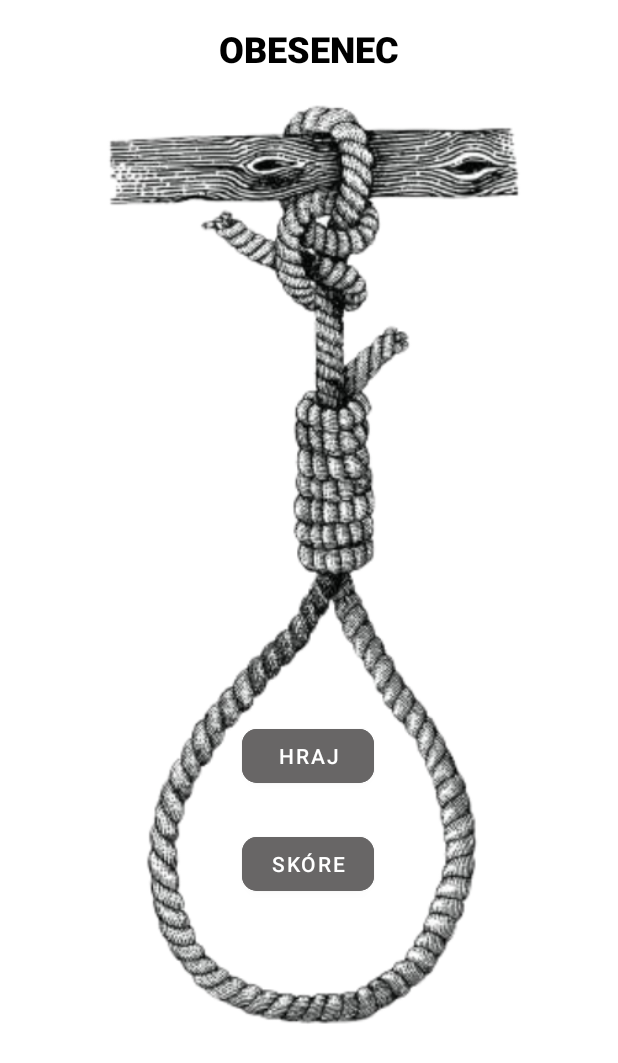
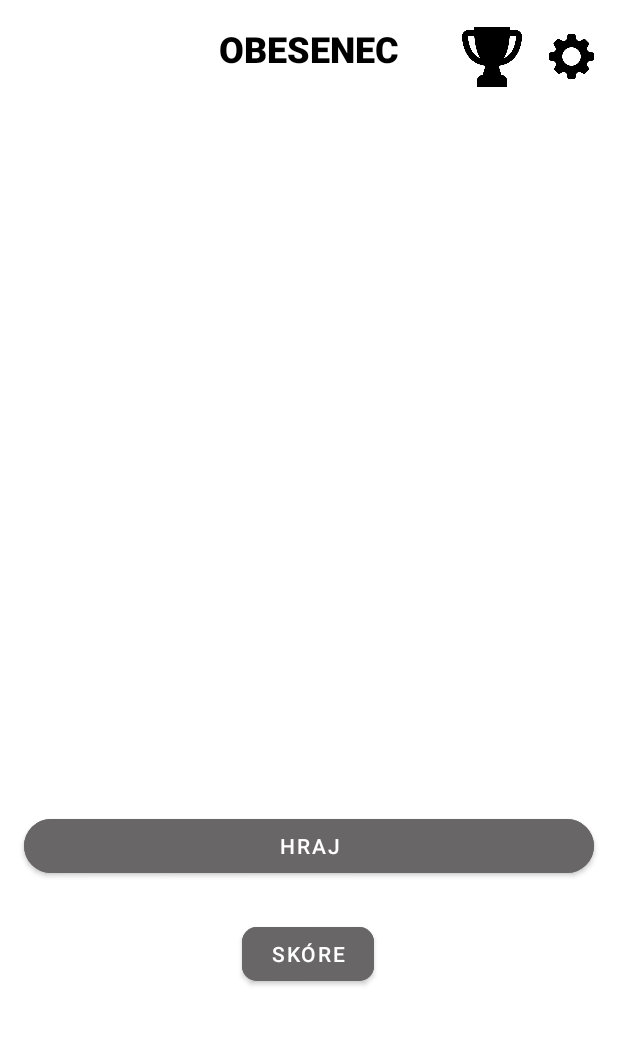
Before and after one commit to SamuelSlivovsky/Obesenec, an Android app: the screen it shows after launch (MainActivity), on a phone screen of 412 x 824 dp. Shown: the top 1063 px of the screen. Run offline under Robolectric (Android 15) with nearby library versions, the phone set to English and light mode, and no system bars; our stand-ins replace data binding.

Commit message:
changed the layout of titulkafragment

```diff
--- a/app/src/main/java/sk/uniza/fri/slivovsky/semestralnapraca/Hra/TitulkaFragment.kt
+++ b/app/src/main/java/sk/uniza/fri/slivovsky/semestralnapraca/Hra/TitulkaFragment.kt
@@ -6,6 +6,7 @@ import android.view.LayoutInflater
 import android.view.View
 import android.view.ViewGroup
 import android.widget.Button
+import android.widget.ImageView
 import androidx.navigation.fragment.findNavController
 import sk.uniza.fri.slivovsky.semestralnapraca.R
 
@@ -45,7 +46,7 @@ class TitulkaFragment : Fragment() {
             findNavController().navigate(R.id.action_FirstFragment_to_menuFragment)
         }
 
-        view.findViewById<Button>(R.id.menuDoSkoreButton).setOnClickListener {
+        view.findViewById<ImageView>(R.id.scoreIcon).setOnClickListener {
             findNavController().navigate(R.id.action_FirstFragment_to_skoreFragment2)
         }
 
--- a/app/src/main/res/layout/fragment_titulka.xml
+++ b/app/src/main/res/layout/fragment_titulka.xml
@@ -23,14 +23,16 @@
 
             <com.google.android.material.button.MaterialButton
                 android:id="@+id/playButton"
-                android:layout_width="wrap_content"
+                android:layout_width="0dp"
                 android:layout_height="wrap_content"
-                android:layout_marginTop="480dp"
+                android:layout_marginStart="16dp"
+                android:layout_marginTop="540dp"
+                android:layout_marginEnd="16dp"
                 android:backgroundTint="@color/buttony"
                 android:elevation="20dp"
                 android:text="@string/play_buttoon"
                 android:textColor="?android:textColorSecondary"
-                app:cornerRadius="10dp"
+                app:cornerRadius="20dp"
                 app:layout_constraintEnd_toEndOf="parent"
                 app:layout_constraintHorizontal_bias="0.498"
                 app:layout_constraintStart_toStartOf="parent"
@@ -51,16 +53,6 @@
                 app:layout_constraintStart_toStartOf="parent"
                 app:layout_constraintTop_toBottomOf="@+id/playButton" />
 
-            <ImageView
-                android:id="@+id/imageView"
-                android:layout_width="307dp"
-                android:layout_height="626dp"
-                android:layout_marginTop="16dp"
-                app:layout_constraintEnd_toEndOf="parent"
-                app:layout_constraintStart_toStartOf="parent"
-                app:layout_constraintTop_toBottomOf="@+id/titulkaTextView"
-                app:srcCompat="@drawable/uzol" />
-
             <TextView
                 android:id="@+id/titulkaTextView"
                 android:layout_width="wrap_content"
@@ -76,6 +68,26 @@
                 app:layout_constraintTop_toTopOf="parent"
                 tools:text="@string/app_name" />
 
+            <ImageView
+                android:id="@+id/imageView"
+                android:layout_width="30dp"
+                android:layout_height="43dp"
+                android:layout_marginTop="16dp"
+                android:layout_marginEnd="16dp"
+                app:layout_constraintEnd_toEndOf="parent"
+                app:layout_constraintTop_toTopOf="parent"
+                app:srcCompat="@drawable/gear" />
+
+            <ImageView
+                android:id="@+id/scoreIcon"
+                android:layout_width="40dp"
+                android:layout_height="60dp"
+                android:layout_marginTop="8dp"
+                android:layout_marginEnd="64dp"
+                app:layout_constraintEnd_toEndOf="parent"
+                app:layout_constraintTop_toTopOf="parent"
+                app:srcCompat="@drawable/trophy" />
+
         </androidx.constraintlayout.widget.ConstraintLayout>
     </ScrollView>
 </layout>
```
Also changed, not shown: app/src/main/res/drawable/gear.png (added), app/src/main/res/drawable/trophy.png (added).
